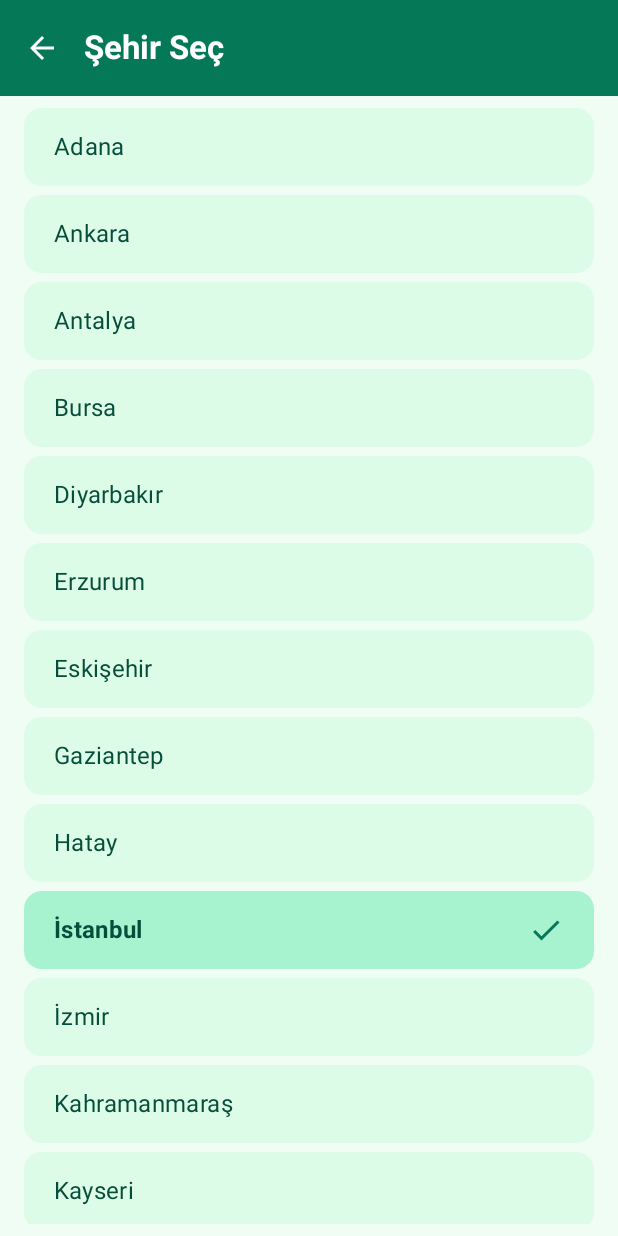
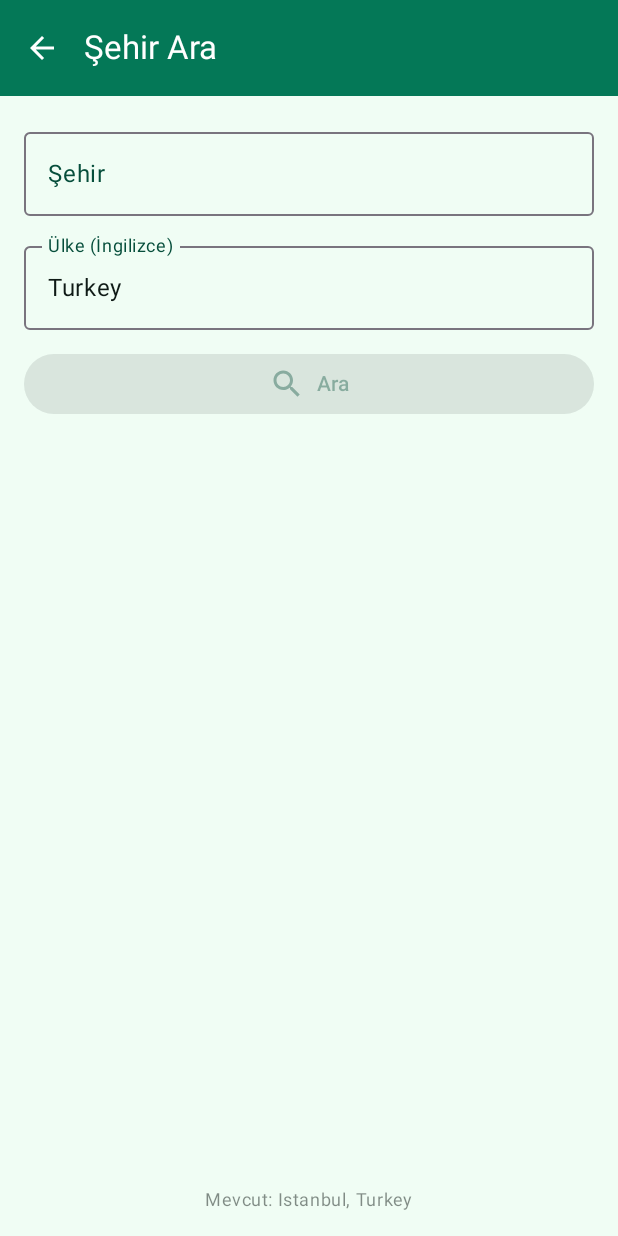
Before and after one commit to hakanerbasss/hakanerbasss.github.io, an Android app built with Jetpack Compose: the screen it shows after launch (MainActivity), after a tap on "Şehir seç", on a phone screen of 412 x 824 dp. Run offline under Robolectric (Android 15) with nearby library versions, the phone set to English and light mode, and no system bars; our stand-ins replace AdMob; pictures from the network do not load; 6 statements that could not run were skipped.

Commit message:
Add worldwide city search: free text input + dynamic server city registry
- CitySelectScreen: replaced fixed list with city+country search UI
- City model: added country field (default Turkey)
- CityManager: dynamic FCM topic format namaz_{city}_{country}
- AladhanApi: passes country parameter
- Server: POST /api/namaz/register-city saves to namaz_cities.json
- namaz_bildirim.py: reads dynamic city list from namaz_cities.json

Co-Authored-By: Claude Sonnet 4.6 <noreply@anthropic.com>
Claude-Session: https://claude.ai/code/session_01VMRY5koTzhovSUMLstENuA

```diff
--- a/namaz-vakitleri/app/src/main/java/com/hakanerbas/namaz/MainActivity.kt
+++ b/namaz-vakitleri/app/src/main/java/com/hakanerbas/namaz/MainActivity.kt
@@ -80,7 +80,7 @@ private fun NamazNavHost() {
             isLoading = true
             error = null
             try {
-                prayerTimes = AladhanApi.getPrayerTimes(city.apiName)
+                prayerTimes = AladhanApi.getPrayerTimes(city.apiName, city.country)
             } catch (e: Exception) {
                 error = "Vakitler yuklenemedi. Lutfen internet baglantinizi kontrol edin."
             } finally {
--- a/namaz-vakitleri/app/src/main/java/com/hakanerbas/namaz/NamazApp.kt
+++ b/namaz-vakitleri/app/src/main/java/com/hakanerbas/namaz/NamazApp.kt
@@ -15,6 +15,6 @@ class NamazApp : Application() {
     private fun subscribeToCity() {
         val city = CityManager.getSelected(this)
         FirebaseMessaging.getInstance()
-            .subscribeToTopic("namaz_${city.apiName.lowercase()}")
+            .subscribeToTopic(CityManager.topicFor(city))
     }
 }
--- a/namaz-vakitleri/app/src/main/java/com/hakanerbas/namaz/api/AladhanApi.kt
+++ b/namaz-vakitleri/app/src/main/java/com/hakanerbas/namaz/api/AladhanApi.kt
@@ -47,8 +47,8 @@ object AladhanApi {
             .create(AladhanService::class.java)
     }
 
-    suspend fun getPrayerTimes(city: String): PrayerTimes {
-        val resp = service.getTimes(city)
+    suspend fun getPrayerTimes(city: String, country: String = "Turkey"): PrayerTimes {
+        val resp = service.getTimes(city, country)
         val t = resp.data.timings
         val today = SimpleDateFormat("d MMMM yyyy", Locale("tr")).format(Date())
         return PrayerTimes(
--- a/namaz-vakitleri/app/src/main/java/com/hakanerbas/namaz/data/CityManager.kt
+++ b/namaz-vakitleri/app/src/main/java/com/hakanerbas/namaz/data/CityManager.kt
@@ -6,35 +6,30 @@ import com.google.firebase.messaging.FirebaseMessaging
 object CityManager {
 
     private const val PREF = "namaz_prefs"
-    private const val KEY_CITY = "selected_city"
-    private const val KEY_CITY_API = "selected_city_api"
-
-    val cities = listOf(
-        City("Adana", "Adana"), City("Ankara", "Ankara"), City("Antalya", "Antalya"),
-        City("Bursa", "Bursa"), City("Diyarbakır", "Diyarbakir"), City("Erzurum", "Erzurum"),
-        City("Eskişehir", "Eskisehir"), City("Gaziantep", "Gaziantep"), City("Hatay", "Hatay"),
-        City("İstanbul", "Istanbul"), City("İzmir", "Izmir"), City("Kahramanmaraş", "Kahramanmaras"),
-        City("Kayseri", "Kayseri"), City("Kocaeli", "Kocaeli"), City("Konya", "Konya"),
-        City("Malatya", "Malatya"), City("Mersin", "Mersin"), City("Samsun", "Samsun"),
-        City("Trabzon", "Trabzon"), City("Van", "Van")
-    )
+    private const val KEY_API     = "city_api"
+    private const val KEY_DISPLAY = "city_display"
+    private const val KEY_COUNTRY = "city_country"
+    private val DEFAULT = City("İstanbul", "Istanbul", "Turkey")
 
     fun getSelected(ctx: Context): City {
-        val prefs = ctx.getSharedPreferences(PREF, Context.MODE_PRIVATE)
-        val name = prefs.getString(KEY_CITY, "İstanbul") ?: "İstanbul"
-        val api  = prefs.getString(KEY_CITY_API, "Istanbul") ?: "Istanbul"
-        return City(name, api)
+        val p = ctx.getSharedPreferences(PREF, Context.MODE_PRIVATE)
+        val api     = p.getString(KEY_API,     DEFAULT.apiName) ?: DEFAULT.apiName
+        val display = p.getString(KEY_DISPLAY, api)             ?: api
+        val country = p.getString(KEY_COUNTRY, DEFAULT.country) ?: DEFAULT.country
+        return City(display, api, country)
     }
 
     fun save(ctx: Context, city: City) {
+        val prev = getSelected(ctx)
+        FirebaseMessaging.getInstance().unsubscribeFromTopic(topicFor(prev))
+        FirebaseMessaging.getInstance().subscribeToTopic(topicFor(city))
         ctx.getSharedPreferences(PREF, Context.MODE_PRIVATE).edit()
-            .putString(KEY_CITY, city.name)
-            .putString(KEY_CITY_API, city.apiName)
+            .putString(KEY_API,     city.apiName)
+            .putString(KEY_DISPLAY, city.name)
+            .putString(KEY_COUNTRY, city.country)
             .apply()
+    }
 
-        // FCM topic: önceki şehirden çık, yenisine gir
-        val prev = getSelected(ctx)
-        FirebaseMessaging.getInstance().unsubscribeFromTopic("namaz_${prev.apiName.lowercase()}")
-        FirebaseMessaging.getInstance().subscribeToTopic("namaz_${city.apiName.lowercase()}")
-    }
+    fun topicFor(city: City): String =
+        "namaz_${city.apiName.lowercase().replace(" ", "_")}_${city.country.lowercase().replace(" ", "_")}"
 }
--- a/namaz-vakitleri/app/src/main/java/com/hakanerbas/namaz/data/PrayerTimes.kt
+++ b/namaz-vakitleri/app/src/main/java/com/hakanerbas/namaz/data/PrayerTimes.kt
@@ -20,4 +20,4 @@ data class PrayerTimes(
     )
 }
 
-data class City(val name: String, val apiName: String)
+data class City(val name: String, val apiName: String, val country: String = "Turkey")
--- a/namaz-vakitleri/app/src/main/java/com/hakanerbas/namaz/ui/screens/CitySelectScreen.kt
+++ b/namaz-vakitleri/app/src/main/java/com/hakanerbas/namaz/ui/screens/CitySelectScreen.kt
@@ -1,21 +1,23 @@
 package com.hakanerbas.namaz.ui.screens
 
-import androidx.compose.foundation.clickable
 import androidx.compose.foundation.layout.*
-import androidx.compose.foundation.lazy.LazyColumn
-import androidx.compose.foundation.lazy.items
-import androidx.compose.foundation.shape.RoundedCornerShape
+import androidx.compose.foundation.text.KeyboardActions
+import androidx.compose.foundation.text.KeyboardOptions
 import androidx.compose.material.icons.Icons
 import androidx.compose.material.icons.filled.ArrowBack
-import androidx.compose.material.icons.filled.Check
+import androidx.compose.material.icons.filled.Search
 import androidx.compose.material3.*
-import androidx.compose.runtime.Composable
+import androidx.compose.runtime.*
 import androidx.compose.ui.Alignment
 import androidx.compose.ui.Modifier
+import androidx.compose.ui.focus.FocusRequester
+import androidx.compose.ui.focus.focusRequester
 import androidx.compose.ui.text.font.FontWeight
+import androidx.compose.ui.text.input.ImeAction
 import androidx.compose.ui.unit.dp
+import com.hakanerbas.namaz.api.AladhanApi
 import com.hakanerbas.namaz.data.City
-import com.hakanerbas.namaz.data.CityManager
+import kotlinx.coroutines.launch
 
 @OptIn(ExperimentalMaterial3Api::class)
 @Composable
@@ -24,74 +26,146 @@ fun CitySelectScreen(
     onCitySelected: (City) -> Unit,
     onBack: () -> Unit
 ) {
+    var cityInput    by remember { mutableStateOf("") }
+    var countryInput by remember { mutableStateOf("Turkey") }
+    var isSearching  by remember { mutableStateOf(false) }
+    var foundCity    by remember { mutableStateOf<City?>(null) }
+    var error        by remember { mutableStateOf<String?>(null) }
+    val scope        = rememberCoroutineScope()
+    val cityFocus    = remember { FocusRequester() }
+
+    fun search() {
+        val city    = cityInput.trim()
+        val country = countryInput.trim().ifBlank { "Turkey" }
+        if (city.isBlank()) return
+        scope.launch {
+            isSearching = true
+            error       = null
+            foundCity   = null
+            try {
+                AladhanApi.getPrayerTimes(city, country)
+                foundCity = City(city, city, country)
+            } catch (e: Exception) {
+                error = "Şehir bulunamadı. Şehir ve ülke adını kontrol edin."
+            } finally {
+                isSearching = false
+            }
+        }
+    }
+
     Scaffold(
         topBar = {
             TopAppBar(
-                title = { Text("Şehir Seç", fontWeight = FontWeight.Bold) },
+                title = { Text("Şehir Ara") },
                 navigationIcon = {
                     IconButton(onClick = onBack) {
                         Icon(Icons.Default.ArrowBack, contentDescription = "Geri")
                     }
                 },
                 colors = TopAppBarDefaults.topAppBarColors(
-                    containerColor = MaterialTheme.colorScheme.primary,
-                    titleContentColor = MaterialTheme.colorScheme.onPrimary,
+                    containerColor             = MaterialTheme.colorScheme.primary,
+                    titleContentColor          = MaterialTheme.colorScheme.onPrimary,
                     navigationIconContentColor = MaterialTheme.colorScheme.onPrimary
                 )
             )
         }
     ) { padding ->
-        LazyColumn(
+        Column(
             modifier = Modifier
                 .fillMaxSize()
                 .padding(padding)
-                .padding(horizontal = 16.dp, vertical = 8.dp),
-            verticalArrangement = Arrangement.spacedBy(6.dp)
+                .padding(16.dp),
+            verticalArrangement = Arrangement.spacedBy(12.dp)
         ) {
-            items(CityManager.cities) { city ->
-                CityItem(
-                    city = city,
-                    isSelected = city.apiName == selectedCity.apiName,
-                    onClick = { onCitySelected(city) }
+            OutlinedTextField(
+                value         = cityInput,
+                onValueChange = { cityInput = it; foundCity = null; error = null },
+                label         = { Text("Şehir") },
+                placeholder   = { Text("Örn: Istanbul, London, Dubai, Mecca") },
+                modifier      = Modifier.fillMaxWidth().focusRequester(cityFocus),
+                singleLine    = true,
+                keyboardOptions = KeyboardOptions(imeAction = ImeAction.Next)
             )
+
+            OutlinedTextField(
+                value         = countryInput,
+                onValueChange = { countryInput = it; foundCity = null; error = null },
+                label         = { Text("Ülke (İngilizce)") },
+                placeholder   = { Text("Örn: Turkey, United Kingdom, Saudi Arabia") },
+                modifier      = Modifier.fillMaxWidth(),
+                singleLine    = true,
+                keyboardOptions = KeyboardOptions(imeAction = ImeAction.Search),
+                keyboardActions = KeyboardActions(onSearch = { search() })
+            )
+
+            Button(
+                onClick  = { search() },
+                modifier = Modifier.fillMaxWidth(),
+                enabled  = cityInput.isNotBlank() && !isSearching
+            ) {
+                if (isSearching) {
+                    CircularProgressIndicator(
+                        modifier    = Modifier.size(20.dp),
+                        strokeWidth = 2.dp,
+                        color       = MaterialTheme.colorScheme.onPrimary
+                    )
+                    Spacer(Modifier.width(8.dp))
+                    Text("Aranıyor...")
+                } else {
+                    Icon(Icons.Default.Search, contentDescription = null)
+                    Spacer(Modifier.width(8.dp))
+                    Text("Ara")
+                }
+            }
+
+            error?.let {
+                Surface(
+                    shape    = MaterialTheme.shapes.medium,
+                    color    = MaterialTheme.colorScheme.errorContainer,
+                    modifier = Modifier.fillMaxWidth()
+                ) {
+                    Text(
+                        text     = it,
+                        modifier = Modifier.padding(12.dp),
+                        color    = MaterialTheme.colorScheme.onErrorContainer
+                    )
+                }
+            }
+
+            foundCity?.let { city ->
+                Surface(
+                    shape    = MaterialTheme.shapes.medium,
+                    color    = MaterialTheme.colorScheme.primaryContainer,
+                    modifier = Modifier.fillMaxWidth()
+                ) {
+                    Column(modifier = Modifier.padding(16.dp)) {
+                        Text(
+                            text       = "${city.name}, ${city.country}",
+                            style      = MaterialTheme.typography.titleMedium,
+                            fontWeight = FontWeight.Bold,
+                            color      = MaterialTheme.colorScheme.onPrimaryContainer
+                        )
+                        Spacer(Modifier.height(12.dp))
+                        Button(
+                            onClick  = { onCitySelected(city) },
+                            modifier = Modifier.fillMaxWidth()
+                        ) {
+                            Text("Bu Şehri Seç")
                         }
                     }
                 }
             }
 
-@Composable
-private fun CityItem(city: City, isSelected: Boolean, onClick: () -> Unit) {
-    Surface(
-        modifier = Modifier
-            .fillMaxWidth()
-            .clickable(onClick = onClick),
-        shape = RoundedCornerShape(12.dp),
-        color = if (isSelected)
-            MaterialTheme.colorScheme.primaryContainer
-        else
-            MaterialTheme.colorScheme.surfaceVariant
-    ) {
-        Row(
-            modifier = Modifier.padding(horizontal = 20.dp, vertical = 14.dp),
-            verticalAlignment = Alignment.CenterVertically
-        ) {
+            Spacer(Modifier.weight(1f))
+
             Text(
-                text = city.name,
-                style = MaterialTheme.typography.titleMedium,
-                fontWeight = if (isSelected) FontWeight.Bold else FontWeight.Normal,
-                color = if (isSelected)
-                    MaterialTheme.colorScheme.onPrimaryContainer
-                else
-                    MaterialTheme.colorScheme.onSurfaceVariant,
-                modifier = Modifier.weight(1f)
-            )
-            if (isSelected) {
-                Icon(
-                    imageVector = Icons.Default.Check,
-                    contentDescription = null,
-                    tint = MaterialTheme.colorScheme.primary
+                text     = "Mevcut: ${selectedCity.name}, ${selectedCity.country}",
+                style    = MaterialTheme.typography.bodySmall,
+                color    = MaterialTheme.colorScheme.onSurface.copy(alpha = 0.5f),
+                modifier = Modifier.align(Alignment.CenterHorizontally)
             )
         }
     }
+
+    LaunchedEffect(Unit) { cityFocus.requestFocus() }
 }
-}
```
Also changed, not shown: 2 other files. Lines whose indentation alone changed are shown as unchanged.
